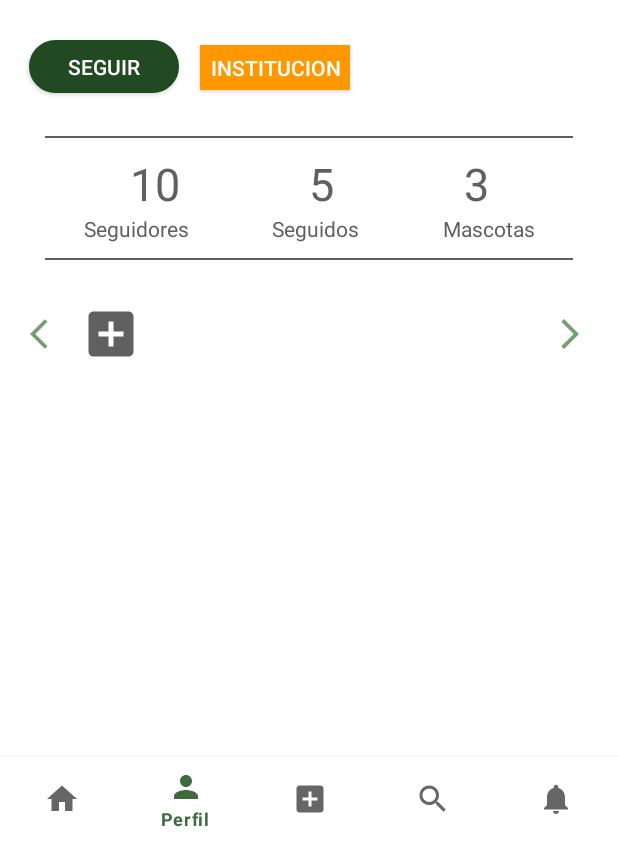
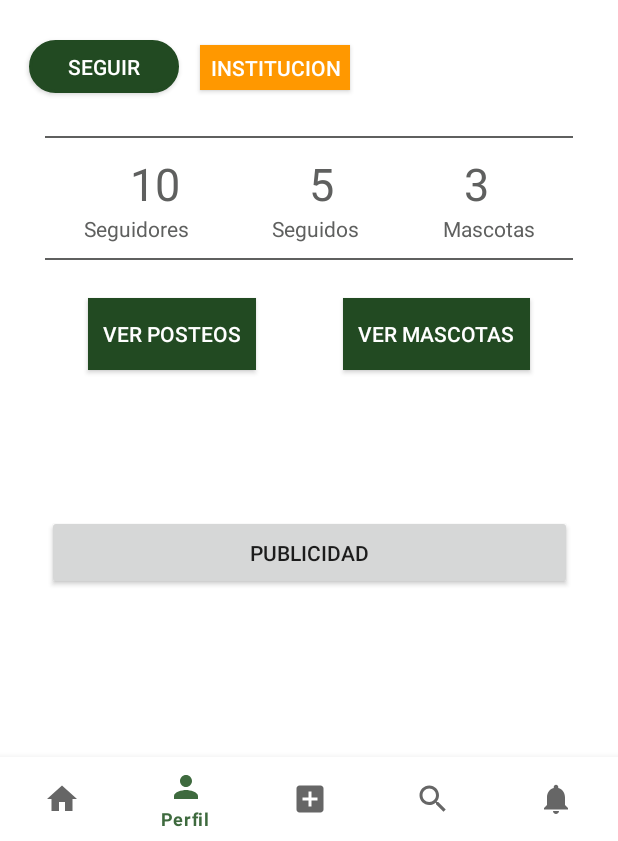
Before and after one commit to Maximiliano17/Petzify_Front_App, an Android app: the Perfil screen opened through its navigation route, on a phone screen of 412 x 824 dp, the part 395-1236 px from its top. Run offline under Robolectric (Android 15) with nearby library versions, the phone set to English and light mode, and no system bars; our stand-ins replace navigation-ui.

Commit message:
Subir cambios en perfil,login,posteos

```diff
--- a/app/src/main/res/layout/fragment_perfil.xml
+++ b/app/src/main/res/layout/fragment_perfil.xml
@@ -199,43 +199,42 @@
         app:layout_constraintBottom_toTopOf="@id/glmidH"
         android:layout_marginHorizontal="30dp"/>
 
-    <ImageButton
-        android:id="@+id/startArrow"
+
+    <androidx.appcompat.widget.AppCompatButton
+        android:id="@+id/irposteos"
         android:layout_width="wrap_content"
         android:layout_height="wrap_content"
-        app:layout_constraintTop_toBottomOf="@id/glmidH"
-        app:layout_constraintBottom_toBottomOf="@id/glmascotas"
+        app:layout_constraintTop_toBottomOf="@id/lineaDatosBottom"
+        app:layout_constraintBottom_toTopOf="@id/glmascotas"
         app:layout_constraintStart_toStartOf="parent"
-        android:layout_marginStart="20dp"
-        android:background="@color/white"
-        android:src="@drawable/arrow_start"
-        app:tint="@color/green"/>
+        app:layout_constraintEnd_toStartOf="@id/irmascotas"
+        android:text="@string/irposteos"
+        android:background="@color/greenoscuro"
+        android:textColor="@color/white"
+        android:paddingHorizontal="10dp"/>
 
-        <ImageView
-            android:id="@+id/cvmascotas"
-            android:layout_width="40dp"
-            android:layout_height="40dp"
-            app:layout_constraintTop_toBottomOf="@id/lineaDatosBottom"
-            app:layout_constraintBottom_toTopOf="@id/glmascotas"
-            app:layout_constraintStart_toEndOf="@+id/startArrow"
-            app:layout_constraintEnd_toStartOf="@id/endArrow"
-            app:layout_constraintHorizontal_bias="0.0"
-            android:src="@drawable/ic_posteo"
-            android:layout_margin="10dp"
-            app:tint="@color/grey"
-            android:background="@color/white"/>
-
-    <ImageButton
-        android:id="@+id/endArrow"
+    <androidx.appcompat.widget.AppCompatButton
+        android:id="@+id/irmascotas"
         android:layout_width="wrap_content"
         android:layout_height="wrap_content"
-        app:layout_constraintTop_toBottomOf="@id/glmidH"
-        app:layout_constraintBottom_toBottomOf="@id/glmascotas"
+        app:layout_constraintTop_toBottomOf="@id/lineaDatosBottom"
+        app:layout_constraintBottom_toTopOf="@id/glmascotas"
+        app:layout_constraintStart_toEndOf="@id/irposteos"
         app:layout_constraintEnd_toEndOf="parent"
-        android:layout_marginEnd="20dp"
-        android:background="@color/white"
-        android:src="@drawable/arrow_end"
-        app:tint="@color/green"/>
+        android:text="@string/irmascotas"
+        android:background="@color/greenoscuro"
+        android:textColor="@color/white"
+        android:paddingHorizontal="10dp"/>
+
+    <androidx.appcompat.widget.AppCompatButton
+        android:layout_width="350dp"
+        android:layout_height="50dp"
+        app:layout_constraintBottom_toBottomOf="parent"
+        app:layout_constraintEnd_toEndOf="parent"
+        app:layout_constraintStart_toStartOf="parent"
+        app:layout_constraintTop_toBottomOf="@id/glmascotas"
+        app:layout_constraintVertical_bias="0.3"
+        android:text="Publicidad"/>
 
     <androidx.constraintlayout.widget.Guideline
         android:id="@+id/glmascotas"
--- a/app/src/main/res/values/strings.xml
+++ b/app/src/main/res/values/strings.xml
@@ -16,6 +16,8 @@
     <string name="IrLogin">Ya tengo cuenta</string>
     <string name="IrRegister">Registrarme</string>
     <string name="btnLogin">Login</string>
+    <string name="irposteos">Ver Posteos</string>
+    <string name="irmascotas">Ver Mascotas</string>
 
     <!-- TODO: Remove or change this placeholder text -->
     <string name="hello_blank_fragment">Hello blank fragment</string>
```
Also changed, not shown: app/src/main/res/layout/activity_login.xml (+10 -0 lines), app/src/main/res/layout/fragment_buscador.xml (+12 -0 lines), app/src/main/res/layout/fragment_posteos.xml (+10 -0 lines).
